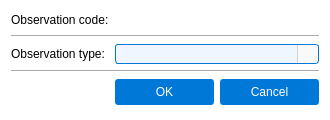
Old version of the form pastrocore/gui_pyside/dialog_add_observation.ui in the repository Torward1024/pAstroCORE.
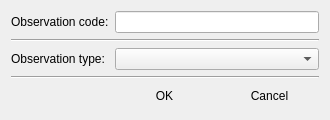
New version of the form. Icons and pictures are not drawn.

```diff
--- a/pastrocore/gui_pyside/dialog_add_observation.ui
+++ b/pastrocore/gui_pyside/dialog_add_observation.ui
@@ -38,9 +38,6 @@
    <iconset resource="../gui/icons/icons.qrc">
     <normaloff>:/icons/add_observation_icon.svg</normaloff>:/icons/add_observation_icon.svg</iconset>
   </property>
-  <property name="styleSheet">
-   <string notr="true">background-color: #ffffff; font-family: Arial;</string>
-  </property>
   <property name="modal">
    <bool>true</bool>
   </property>
@@ -68,89 +65,6 @@
        <pointsize>9</pointsize>
       </font>
      </property>
-     <property name="styleSheet">
-      <string notr="true">QComboBox {
-    font-family: Arial;
-    font-size: 9pt;
-    color: #333333;
-    padding: 1px;
-    border-radius: 3px;
-    background-color: #f9f9f9; /* Базовый фон, как у readOnly QLineEdit */
-    border: 1px solid #d3d3d3; /* Базовая граница, как у readOnly QLineEdit */
-}
-
-QComboBox:editable {
-    background-color: #f0f6ff; /* Фон для редактируемого состояния, как у readOnly=&quot;false&quot; */
-    border: 1px solid #0078d7; /* Граница для редактируемого состояния */
-}
-
-QComboBox:editable:hover {
-    border: 1px solid #1a8cff; /* Граница при наведении, как у readOnly=&quot;false&quot;:hover */
-}
-
-QComboBox:editable:focus {
-    border: 1px solid #005bb5; /* Граница при фокусе, как у readOnly=&quot;false&quot;:focus */
-    background-color: #ffffff; /* Фон при фокусе, как у readOnly=&quot;false&quot;:focus */
-}
-
-QComboBox:!editable {
-    background-color: #f0f6ff; /* Фон для редактируемого состояния, как у readOnly=&quot;false&quot; */
-    border: 1px solid #0078d7; /* Граница для редактируемого состояния */
-}
-
-QComboBox:!editable:hover {
-    border: 1px solid #1a8cff; /* Граница при наведении, как у readOnly=&quot;false&quot;:hover */
-}
-
-QComboBox:!editable:focus {
-    border: 1px solid #005bb5; /* Граница при фокусе, как у readOnly=&quot;false&quot;:focus */
-    background-color: #ffffff; /* Фон при фокусе, как у readOnly=&quot;false&quot;:focus */
-}
-
-/* Стилизация кнопки со стрелкой */
-QComboBox::drop-down {
-    subcontrol-origin: padding;
-    subcontrol-position: right;
-    width: 20px;
-    border-left: 1px solid #d3d3d3; /* Добавлена граница для визуального разделения */
-    border-top-right-radius: 3px;
-    border-bottom-right-radius: 3px;
-    background-color: #f9f9f9; /* Фон кнопки, совпадающий с основным */
-}
-
-QComboBox::drop-down:hover {
-    background-color: #0078d7; /* Лёгкое выделение при наведении */
-}
-
-QComboBox::down-arrow {
-    width: 12px;
-    height: 12px;
-    /* Стандартная стрелка Qt, если нет иконки */
-    /* Если есть иконка, раскомментируйте: */
-    image: url(:/icons/down_arrow_icon.svg);
-}
-
-/* Стилизация выпадающего списка */
-QComboBox QAbstractItemView {
-    font-family: Arial;
-    font-size: 12pt;
-    color: #333333;
-    background-color: #ffffff;
-    border: 1px solid #d3d3d3;
-    selection-background-color: #0078d7;
-    selection-color: #ffffff;
-    padding: 1px;
-}
-
-QComboBox QAbstractItemView::item {
-    padding: 4px;
-    min-height: 20px;
-}
-
-QComboBox QAbstractItemView::item:hover {
-    background-color: #0078d7;
-}</string>
-     </property>
      <property name="currentText">
       <string/>
      </property>
@@ -158,23 +72,6 @@
    </item>
    <item row="4" column="1">
     <widget class="QPushButton" name="okButton">
-     <property name="styleSheet">
-      <string notr="true">QPushButton {
-    background-color: #0078d7;
-    color: #ffffff;
-    padding: 6px;
-    border-radius: 3px;
-    border: none;
-}
-QPushButton:hover {
-    background-color: #1a8cff; /* Светлее при наведении */
-}
-QPushButton:pressed {
-    background-color: #005bb5; /* Темнее при нажатии */
-    padding-top: 7px; /* Легкое смещение вниз для эффекта &quot;продавливания&quot; */
-    padding-bottom: 5px;
-}</string>
-     </property>
      <property name="text">
       <string>OK</string>
      </property>
@@ -204,31 +101,7 @@
        <pointsize>9</pointsize>
       </font>
      </property>
-     <property name="styleSheet">
-      <string notr="true">QLineEdit {
-    font-family: Arial;
-    font-size: 9pt;
-    color: #333333;
-    padding: 1px;
-    border-radius: 3px;
-}
-QLineEdit[readOnly=&quot;true&quot;] {
-    border: 1px solid #d3d3d3;
-    background-color: #f9f9f9;
-}
-QLineEdit[readOnly=&quot;false&quot;] {
-    border: 1px solid #0078d7;
-    background-color: #f0f6ff;
-}
-QLineEdit[readOnly=&quot;false&quot;]:hover {
-    border: 1px solid #1a8cff;
-}
-QLineEdit[readOnly=&quot;false&quot;]:focus {
-    border: 1px solid #005bb5;
-    background-color: #ffffff;
-}</string>
-     </property>
-    </widget>
+     </widget>
    </item>
    <item row="0" column="0">
     <widget class="QLabel" name="lbl_obs_code">
@@ -245,23 +118,6 @@
    </item>
    <item row="4" column="2">
     <widget class="QPushButton" name="closeButton">
-     <property name="styleSheet">
-      <string notr="true">QPushButton {
-    background-color: #0078d7;
-    color: #ffffff;
-    padding: 6px;
-    border-radius: 3px;
-    border: none;
-}
-QPushButton:hover {
-    background-color: #1a8cff; /* Светлее при наведении */
-}
-QPushButton:pressed {
-    background-color: #005bb5; /* Темнее при нажатии */
-    padding-top: 7px; /* Легкое смещение вниз для эффекта &quot;продавливания&quot; */
-    padding-bottom: 5px;
-}</string>
-     </property>
      <property name="text">
       <string>Cancel</string>
      </property>
```
Left out of the diff: 6 changed lines with no effect on the pictures.
